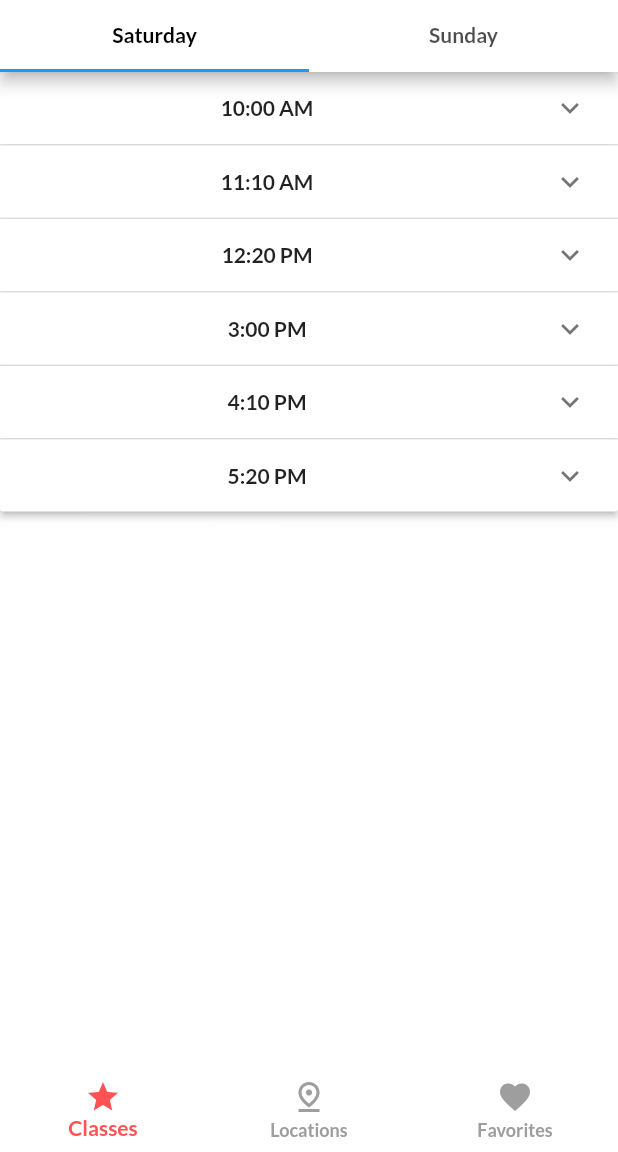
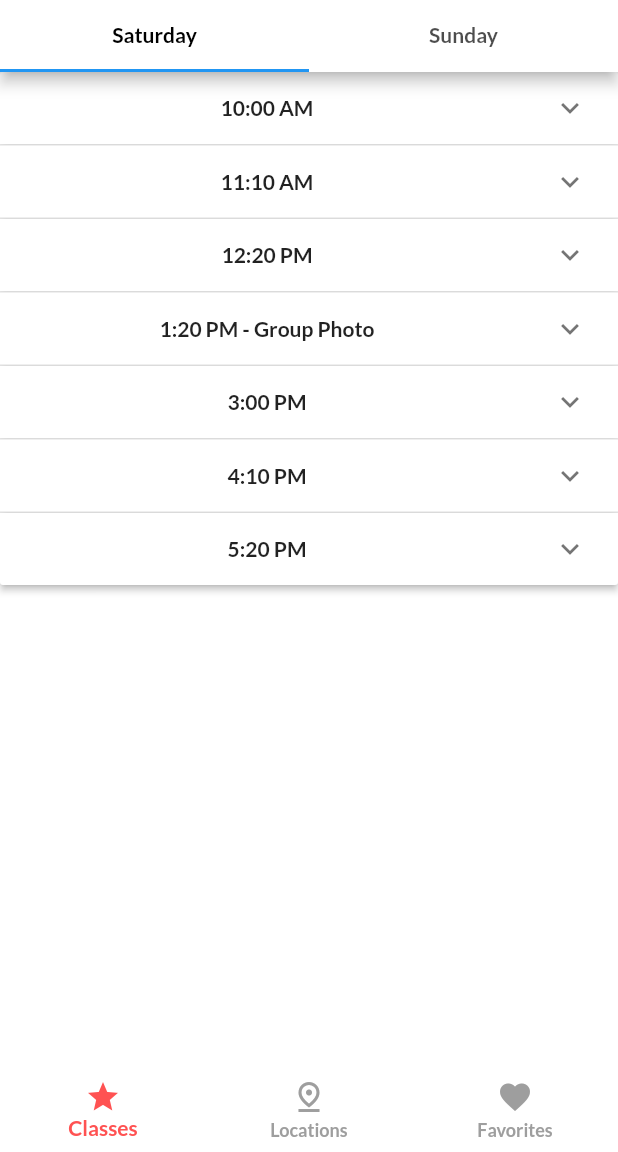
Before and after one commit to Chmielutek/cdt2022, a Flutter app: the screen it shows after launch, on a phone screen of 412 x 824 dp, the part 84-1236 px from its top. Run offline on Flutter 3.47's test engine with Material 2 defaults, Android fonts, the phone set to English and light mode, and no system bars; our stand-ins replace sqflite, timeline_tile; missing offline and left inert: maps_launcher; accounts and stored records are empty; generated files the repository leaves out were written again.

Commit message:
change class names to numbers + add group photo

```diff
--- a/lib/calle_data.dart
+++ b/lib/calle_data.dart
@@ -82,6 +82,12 @@ List<ClassesBlock> SATURDAY_CLASSES = const [
       classesIds: SAT_THIRD
   ),
   ClassesBlock(
+      id: 13,
+      day: Day.SATURDAY,
+      startingHour: 1320,
+      classesIds: SAT_PHOTO
+  ),
+  ClassesBlock(
       id: 4,
       day: Day.SATURDAY,
       startingHour: 15,
@@ -146,6 +152,8 @@ const List<int> SAT_FIRST = [1, 2, 3, 4];
 const List<int> SAT_SECOND = [5,6,7,8];
 
 const List<int> SAT_THIRD = [9,10,11,12];
+
+const List<int> SAT_PHOTO = [49];
 
 const List<int> SAT_FOURTH = [13,14,15,16];
 
@@ -503,4 +511,11 @@ const List<DanceClass> DANCE_CLASSES = [
       difficulty: Difficulty.INTERMEDIATE,
       classRoom: ClassRoom.D
   ),
+  DanceClass(
+      id: 49,
+      name: 'Group Photo',
+      instructors: 'Everyone!',
+      difficulty: Difficulty.OPEN,
+      classRoom: ClassRoom.A
+  ),
 ];
--- a/lib/l10n/app_en.arb
+++ b/lib/l10n/app_en.arb
@@ -90,5 +90,9 @@
     "backentrance": "(Back entrance)",
     "@backentrance": {
         "description": ""
+    },
+    "groupphoto": "Group Photo",
+    "@groupphoto": {
+        "description": ""
     }
 }
--- a/lib/l10n/app_pl.arb
+++ b/lib/l10n/app_pl.arb
@@ -21,5 +21,6 @@
     "sunparty": "Niedzielna Impreza",
     "sunadditionalinfo": "Impreza Pożegnalna",
     "copyaddress": "Skopiuj adres",
-    "backentrance": "(Tylne Wejście)"
+    "backentrance": "(Tylne Wejście)",
+    "groupphoto": "Zdjęcie Groupowe"
 }
--- a/lib/widgets/class_block_expansion.dart
+++ b/lib/widgets/class_block_expansion.dart
@@ -39,6 +39,9 @@ class _ClassBlocksExpansionState extends State<ClassBlocksExpansion> {
         break;
       case 13:
         formattedStartingHour = '1:00 PM';
+        break;
+      case 1320:
+        formattedStartingHour = '1:20 PM - ${AppLocalizations.of(context)?.groupphoto as String}';
         break;
       case 14:
         formattedStartingHour = '2:00 PM';
@@ -140,16 +143,16 @@ class _DanceClassCardState extends State<DanceClassCard> {
 
   String formatClassRoom(ClassRoom classRoom) {
     if (classRoom == ClassRoom.A) {
-      return '${AppLocalizations.of(context)?.classroom} A';
+      return '${AppLocalizations.of(context)?.classroom} 1';
     }
     if (classRoom == ClassRoom.B) {
-      return '${AppLocalizations.of(context)?.classroom} B';
+      return '${AppLocalizations.of(context)?.classroom} 2';
     }
     if (classRoom == ClassRoom.C) {
-      return '${AppLocalizations.of(context)?.classroom} C';
+      return '${AppLocalizations.of(context)?.classroom} 3';
     }
     if (classRoom == ClassRoom.D) {
-      return '${AppLocalizations.of(context)?.classroom} D';
+      return '${AppLocalizations.of(context)?.classroom} 4';
     }
     return '';
   }
```
Also changed, not shown: lib/widgets/favotire_class_timeline_tile.dart (+7 -4 lines).
